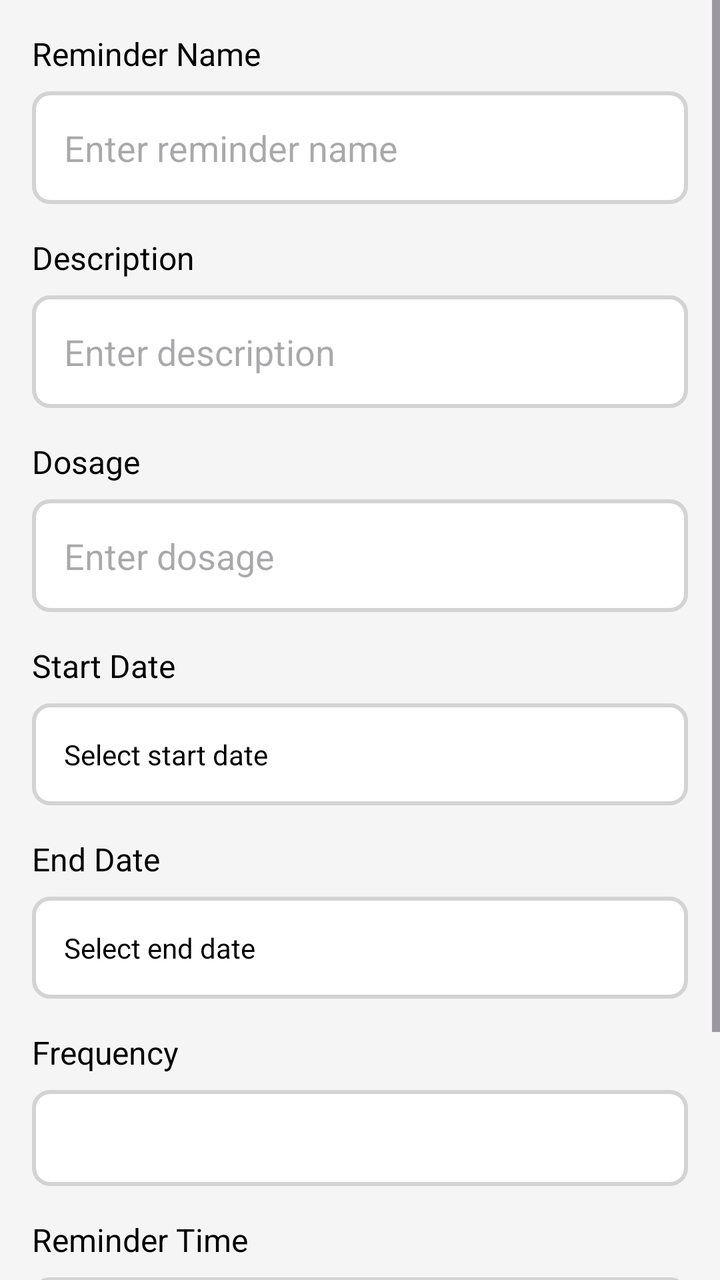
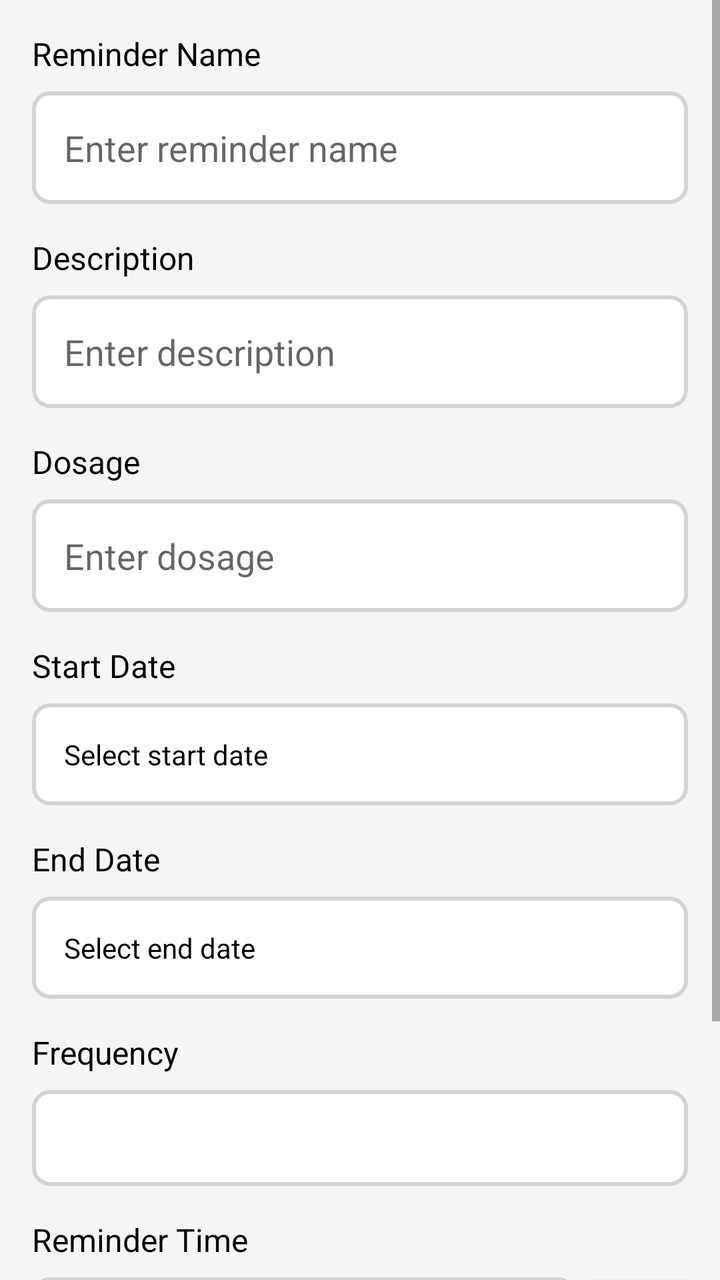

Before-and-after screenshots of an Android layout around one commit, followed by the original layout XML and the change that was made.
<!-- AndroidManifest.xml: application theme Theme.MyApplication -->
<!-- res/layout/create_reminder.xml -->
<?xml version="1.0" encoding="utf-8"?>
<ScrollView xmlns:android="http://schemas.android.com/apk/res/android"
    android:layout_width="match_parent"
    android:layout_height="match_parent"
    android:fillViewport="true"
    android:background="#f5f5f5">

    <LinearLayout
        android:layout_width="match_parent"
        android:layout_height="wrap_content"
        android:orientation="vertical"
        android:padding="16dp">

        
        <TextView
            android:id="@+id/textViewNameLabel"
            android:layout_width="match_parent"
            android:layout_height="wrap_content"
            android:text="Reminder Name"
            android:textSize="16sp"
            android:paddingBottom="8dp"
            android:textColor="#000000" />

        <EditText
            android:id="@+id/editTextName"
            android:layout_width="match_parent"
            android:layout_height="wrap_content"
            android:hint="Enter reminder name"
            android:padding="16dp"
            android:background="@drawable/edit_text_border"
            android:minHeight="48dp"
            android:textColor="#000000" />

        
        <TextView
            android:id="@+id/textViewDescriptionLabel"
            android:layout_width="match_parent"
            android:layout_height="wrap_content"
            android:text="Description"
            android:textSize="16sp"
            android:paddingTop="16dp"
            android:paddingBottom="8dp"
            android:textColor="#000000" />

        <EditText
            android:id="@+id/editTextDescription"
            android:layout_width="match_parent"
            android:layout_height="wrap_content"
            android:hint="Enter description"
            android:padding="16dp"
            android:background="@drawable/edit_text_border"
            android:minHeight="48dp"
            android:textColor="#000000" />

        
        <TextView
            android:id="@+id/textViewDosageLabel"
            android:layout_width="match_parent"
            android:layout_height="wrap_content"
            android:text="Dosage"
            android:textSize="16sp"
            android:paddingTop="16dp"
            android:paddingBottom="8dp"
            android:textColor="#000000" />

        <EditText
            android:id="@+id/editTextDosage"
            android:layout_width="match_parent"
            android:layout_height="wrap_content"
            android:hint="Enter dosage"
            android:padding="16dp"
            android:background="@drawable/edit_text_border"
            android:minHeight="48dp"
            android:textColor="#000000" />

        
        <TextView
            android:id="@+id/textViewStartDateLabel"
            android:layout_width="match_parent"
            android:layout_height="wrap_content"
            android:text="Start Date"
            android:textSize="16sp"
            android:paddingTop="16dp"
            android:paddingBottom="8dp"
            android:textColor="#000000" />

        <TextView
            android:id="@+id/textViewStartDateValue"
            android:layout_width="match_parent"
            android:layout_height="wrap_content"
            android:text="Select start date"
            android:background="@drawable/edit_text_border"
            android:padding="16dp"
            android:minHeight="48dp"
            android:clickable="true"
            android:focusable="true"
            android:textColor="#000000" />

        
        <TextView
            android:id="@+id/textViewEndDateLabel"
            android:layout_width="match_parent"
            android:layout_height="wrap_content"
            android:text="End Date"
            android:textSize="16sp"
            android:paddingTop="16dp"
            android:paddingBottom="8dp"
            android:textColor="#000000" />

        <TextView
            android:id="@+id/textViewEndDateValue"
            android:layout_width="match_parent"
            android:layout_height="wrap_content"
            android:text="Select end date"
            android:background="@drawable/edit_text_border"
            android:padding="16dp"
            android:minHeight="48dp"
            android:clickable="true"
            android:focusable="true"
            android:textColor="#000000" />

        
        <TextView
            android:id="@+id/textViewFrequencyLabel"
            android:layout_width="match_parent"
            android:layout_height="wrap_content"
            android:text="Frequency"
            android:textSize="16sp"
            android:paddingTop="16dp"
            android:paddingBottom="8dp"
            android:textColor="#000000" />

        <Spinner
            android:id="@+id/spinnerFrequency"
            android:layout_width="match_parent"
            android:layout_height="wrap_content"
            android:padding="16dp"
            android:background="@drawable/edit_text_border"
            android:minHeight="48dp"
            android:textColor="#000000" />

        
        <TextView
            android:id="@+id/textViewReminderTimeLabel"
            android:layout_width="match_parent"
            android:layout_height="wrap_content"
            android:text="Reminder Time"
            android:textSize="16sp"
            android:paddingTop="16dp"
            android:paddingBottom="8dp"
            android:textColor="#000000" />

        <TextView
            android:id="@+id/textViewTime"
            android:layout_width="match_parent"
            android:layout_height="wrap_content"
            android:text="Select Time"
            android:background="@drawable/edit_text_border"
            android:padding="16dp"
            android:clickable="true"
            android:focusable="false" />

        
        <Button
            android:id="@+id/buttonCreateReminder"
            android:layout_width="match_parent"
            android:layout_height="wrap_content"
            android:text="Create Reminder"
            android:layout_marginTop="32dp"
            android:padding="16dp"
            android:background="#FF4081"
            android:textColor="#FFFFFF"
            android:textSize="18sp" />

    </LinearLayout>
</ScrollView>
<!-- resources referenced by this layout -->
<resources>
  <!-- drawable edit_text_border (drawable) -->
  <?xml version="1.0" encoding="utf-8"?>
  <shape xmlns:android="http://schemas.android.com/apk/res/android">
      <solid android:color="#FFFFFF"/>
      <stroke android:color="#D3D3D3" android:width="2dp"/>
      <corners android:radius="8dp"/>
      <padding android:left="8dp" android:top="8dp" android:right="8dp" android:bottom="8dp"/>
  </shape>
  <style name="Theme.MyApplication" parent="Base.Theme.MyApplication" />
  <style name="Base.Theme.MyApplication" parent="Theme.Material3.DayNight.NoActionBar">
          
          
      </style>
</resources>

<!-- the commit's change to res/layout/create_reminder.xml (unified diff, before → after) -->
@@ -1,4 +1,3 @@
-<?xml version="1.0" encoding="utf-8"?>
 <ScrollView xmlns:android="http://schemas.android.com/apk/res/android"
     android:layout_width="match_parent"
     android:layout_height="match_parent"
@@ -150,15 +149,58 @@
             android:paddingBottom="8dp"
             android:textColor="#000000" />
 
-        <TextView
-            android:id="@+id/textViewTime"
-            android:layout_width="match_parent"
-            android:layout_height="wrap_content"
-            android:text="Select Time"
-            android:background="@drawable/edit_text_border"
-            android:padding="16dp"
-            android:clickable="true"
-            android:focusable="false" />
+        
+        <LinearLayout
+            android:id="@+id/linearLayoutTimeRowTemplate"
+            android:layout_width="match_parent"
+            android:layout_height="wrap_content"
+            android:orientation="horizontal"
+            android:gravity="center_vertical">
+
+            <TextView
+                android:id="@+id/textViewTime"
+                android:layout_width="0dp"
+                android:layout_height="wrap_content"
+                android:layout_weight="1"
+                android:text="Select Time"
+                android:background="@drawable/edit_text_border"
+                android:padding="16dp"
+                android:clickable="true"
+                android:focusable="false" />
+
+            <Button
+                android:id="@+id/buttonAddTime"
+                android:layout_width="wrap_content"
+                android:layout_height="wrap_content"
+                android:text="+"
+                android:textSize="24sp"
+                android:layout_marginStart="8dp"
+                android:background="@color/colorPrimary"
+                android:textColor="#FFFFFF"
+                android:minWidth="48dp"
+                android:minHeight="48dp" />
+
+            <Button
+                android:id="@+id/buttonRemoveTime"
+                android:layout_width="wrap_content"
+                android:layout_height="wrap_content"
+                android:text="-"
+                android:textSize="24sp"
+                android:layout_marginStart="8dp"
+                android:background="@color/colorPrimary"
+                android:textColor="#FFFFFF"
+                android:minWidth="48dp"
+                android:minHeight="48dp"
+                android:visibility="gone" /> 
+        </LinearLayout>
+
+        
+        <LinearLayout
+            android:id="@+id/linearLayoutTimes"
+            android:layout_width="match_parent"
+            android:layout_height="wrap_content"
+            android:orientation="vertical"
+            android:paddingTop="8dp" />
 
         
         <Button
<!-- resource entries referenced after the edit -->
@@ -1,5 +1,6 @@
 <!-- resources referenced by this layout -->
 <resources>
+  <color name="colorPrimary">#e61010</color>
   <!-- drawable edit_text_border (drawable) -->
   <?xml version="1.0" encoding="utf-8"?>
   <shape xmlns:android="http://schemas.android.com/apk/res/android">
@@ -8,10 +9,19 @@
       <corners android:radius="8dp"/>
       <padding android:left="8dp" android:top="8dp" android:right="8dp" android:bottom="8dp"/>
   </shape>
-  <style name="Theme.MyApplication" parent="Base.Theme.MyApplication" />
-  <style name="Base.Theme.MyApplication" parent="Theme.Material3.DayNight.NoActionBar">
-          
-          
+  <style name="Theme.MyApplication" parent="Theme.AppCompat.Light.DarkActionBar">
+  
+          <item name="android:statusBarColor">#f5f5f5</item>
+          <item name="colorPrimary">@color/colorPrimary</item>
+          <item name="colorPrimaryDark">@color/colorPrimaryDark</item>
+          <item name="colorAccent">@color/colorAccent</item>
+          <item name="buttonStyle">@style/MyButtonStyle</item>
+          <item name="android:textAllCaps">false</item>
+      </style>
+  <color name="colorPrimaryDark">#3700B3</color>
+  <color name="colorAccent">#03DAC5</color>
+  <style name="MyButtonStyle" parent="Widget.AppCompat.Button">
+          <item name="android:backgroundTint">@color/colorPrimary</item>
       </style>
 </resources>
 
